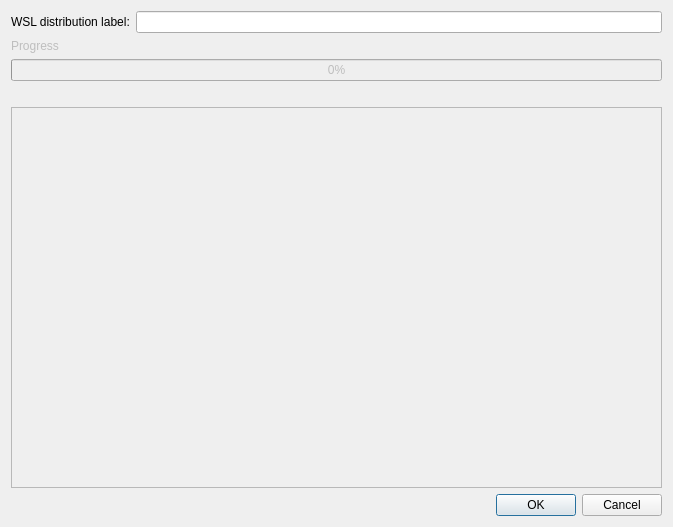
Qt form src/toolkit_gui/iqsetupwsldistributionwizard.ui (hkroeger/insightcae) before a commit.
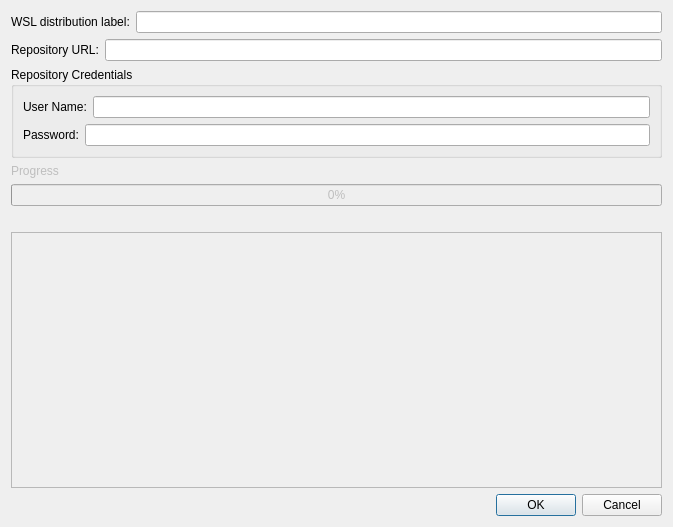
The same form after that commit.

```diff
--- a/src/toolkit_gui/iqsetupwsldistributionwizard.ui
+++ b/src/toolkit_gui/iqsetupwsldistributionwizard.ui
@@ -35,6 +35,78 @@
      </item>
     </layout>
    </item>
+   <item>
+    <layout class="QHBoxLayout" name="horizontalLayout_6">
+     <item>
+      <widget class="QLabel" name="label_5">
+       <property name="text">
+        <string>Repository URL:</string>
+       </property>
+      </widget>
+     </item>
+     <item>
+      <widget class="QLineEdit" name="leRepoURL">
+       <property name="toolTip">
+        <string>The label of the distribution to be created. I can be freely chosen but it should be unique.</string>
+       </property>
+       <property name="text">
+        <string/>
+       </property>
+      </widget>
+     </item>
+    </layout>
+   </item>
+   <item>
+    <widget class="QGroupBox" name="groupBox">
+     <property name="title">
+      <string>Repository Credentials</string>
+     </property>
+     <layout class="QVBoxLayout" name="verticalLayout">
+      <item>
+       <layout class="QHBoxLayout" name="horizontalLayout_7">
+        <item>
+         <widget class="QLabel" name="label_6">
+          <property name="text">
+           <string>User Name:</string>
+          </property>
+         </widget>
+        </item>
+        <item>
+         <widget class="QLineEdit" name="leRepoUser">
+          <property name="toolTip">
+           <string>The label of the distribution to be created. I can be freely chosen but it should be unique.</string>
+          </property>
+          <property name="text">
+           <string/>
+          </property>
+         </widget>
+        </item>
+       </layout>
+      </item>
+      <item>
+       <layout class="QHBoxLayout" name="horizontalLayout_8">
+        <item>
+         <widget class="QLabel" name="label_7">
+          <property name="text">
+           <string>Password:</string>
+          </property>
+         </widget>
+        </item>
+        <item>
+         <widget class="QLineEdit" name="leRepoPassword">
+          <property name="toolTip">
+           <string>The label of the distribution to be created. I can be freely chosen but it should be unique.</string>
+          </property>
+          <property name="text">
+           <string/>
+          </property>
+         </widget>
+        </item>
+       </layout>
+      </item>
+     </layout>
+    </widget>
+   </item>
    <item>
     <widget class="QLabel" name="statusLabel">
      <property name="enabled">
```
